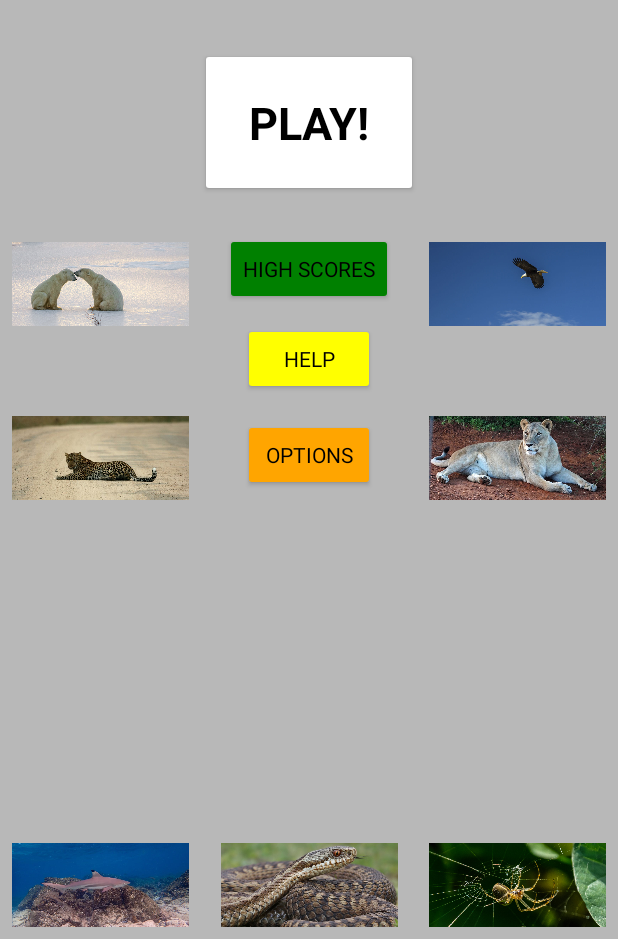
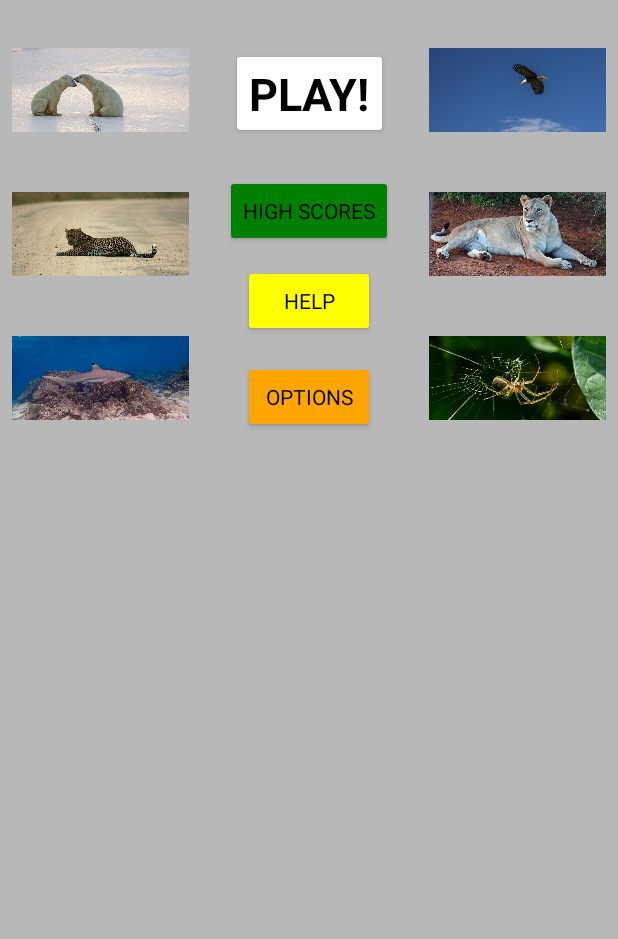
Before and after one commit to bhoward27/276-prj, an Android app: the MainMenuActivity screen opened directly, with no data from a screen before it, on a phone screen of 412 x 824 dp, the part 297-1236 px from its top. Run offline under Robolectric (Android 15) with nearby library versions, the phone set to English and light mode, and no system bars; 2 statements that could not run were skipped.

Commit message:
Attempt to fix crammed main menu problem on small phones.
Modify constraints on views for main menu activity in hopes of fixing
problem caused by previous commit.

```diff
--- a/app/src/main/res/layout/activity_main_menu.xml
+++ b/app/src/main/res/layout/activity_main_menu.xml
@@ -41,8 +41,8 @@
 
     <Button
         android:id="@+id/btnPlay"
-        android:layout_width="145dp"
-        android:layout_height="99dp"
+        android:layout_width="wrap_content"
+        android:layout_height="wrap_content"
         android:layout_marginStart="16dp"
         android:layout_marginTop="32dp"
         android:layout_marginEnd="16dp"
@@ -92,28 +92,28 @@
         android:layout_width="118dp"
         android:layout_height="56dp"
         android:layout_marginStart="8dp"
-        android:layout_marginTop="30dp"
+        android:layout_marginTop="32dp"
         android:contentDescription="@string/img_cave_or_bear"
         app:layout_constraintStart_toStartOf="parent"
-        app:layout_constraintTop_toBottomOf="@+id/btnPlay"
+        app:layout_constraintTop_toBottomOf="@+id/gameTitleMainMenu"
         app:srcCompat="@drawable/landscape_cave" />
 
     <ImageView
         android:id="@+id/img_volcano_spider"
         android:layout_width="118dp"
         android:layout_height="56dp"
+        android:layout_marginTop="40dp"
         android:layout_marginEnd="8dp"
-        android:layout_marginBottom="8dp"
         android:contentDescription="@string/img_volcano_spider"
-        app:layout_constraintBottom_toBottomOf="parent"
         app:layout_constraintEnd_toEndOf="parent"
+        app:layout_constraintTop_toBottomOf="@+id/img_ocean_or_lion"
         app:srcCompat="@drawable/landscape_volcano" />
 
     <ImageView
         android:id="@+id/img_ocean_or_lion"
         android:layout_width="118dp"
         android:layout_height="56dp"
-        android:layout_marginTop="60dp"
+        android:layout_marginTop="40dp"
         android:layout_marginEnd="8dp"
         android:contentDescription="@string/img_ocean_or_lion"
         app:layout_constraintEnd_toEndOf="parent"
@@ -124,11 +124,11 @@
         android:id="@+id/img_desert_or_eagle"
         android:layout_width="118dp"
         android:layout_height="56dp"
-        android:layout_marginTop="30dp"
+        android:layout_marginTop="32dp"
         android:layout_marginEnd="8dp"
         android:contentDescription="@string/img_desert_or_eagle"
         app:layout_constraintEnd_toEndOf="parent"
-        app:layout_constraintTop_toBottomOf="@+id/btnPlay"
+        app:layout_constraintTop_toBottomOf="@+id/gameTitleMainMenu"
         app:srcCompat="@drawable/landscape_desert" />
 
     <ImageView
@@ -136,7 +136,7 @@
         android:layout_width="118dp"
         android:layout_height="56dp"
         android:layout_marginStart="8dp"
-        android:layout_marginTop="60dp"
+        android:layout_marginTop="40dp"
         android:contentDescription="@string/img_forest_or_leopard"
         app:layout_constraintStart_toStartOf="parent"
         app:layout_constraintTop_toBottomOf="@+id/img_cave_or_bear"
@@ -147,23 +147,10 @@
         android:layout_width="118dp"
         android:layout_height="56dp"
         android:layout_marginStart="8dp"
-        android:layout_marginBottom="8dp"
+        android:layout_marginTop="40dp"
         android:contentDescription="@string/img_storm_or_shark"
-        app:layout_constraintBottom_toBottomOf="parent"
         app:layout_constraintStart_toStartOf="parent"
+        app:layout_constraintTop_toBottomOf="@+id/img_forest_or_leopard"
         app:srcCompat="@drawable/landscape_storm" />
 
-    <ImageView
-        android:id="@+id/img_sunrise_or_snake"
-        android:layout_width="118dp"
-        android:layout_height="56dp"
-        android:layout_marginStart="8dp"
-        android:layout_marginEnd="8dp"
-        android:layout_marginBottom="8dp"
-        android:contentDescription="@string/img_sunrise_or_snake"
-        app:layout_constraintBottom_toBottomOf="parent"
-        app:layout_constraintEnd_toStartOf="@+id/img_volcano_spider"
-        app:layout_constraintStart_toEndOf="@+id/img_storm_or_shark"
-        app:srcCompat="@drawable/landscape_sunrise" />
-
 </androidx.constraintlayout.widget.ConstraintLayout>
```
